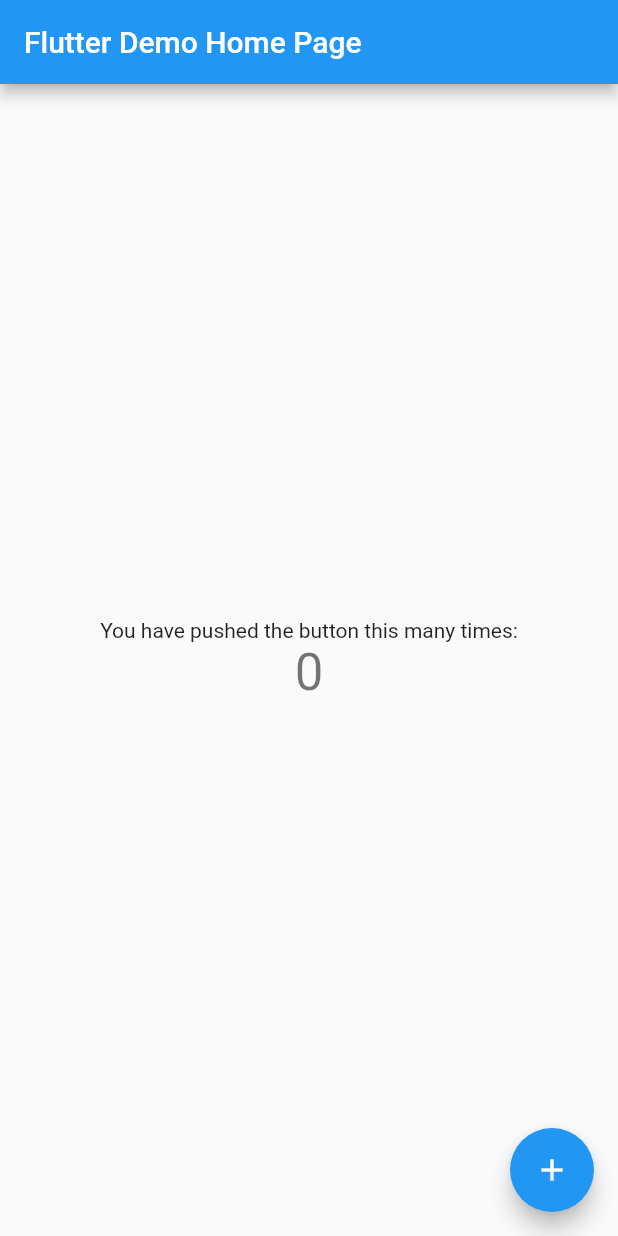
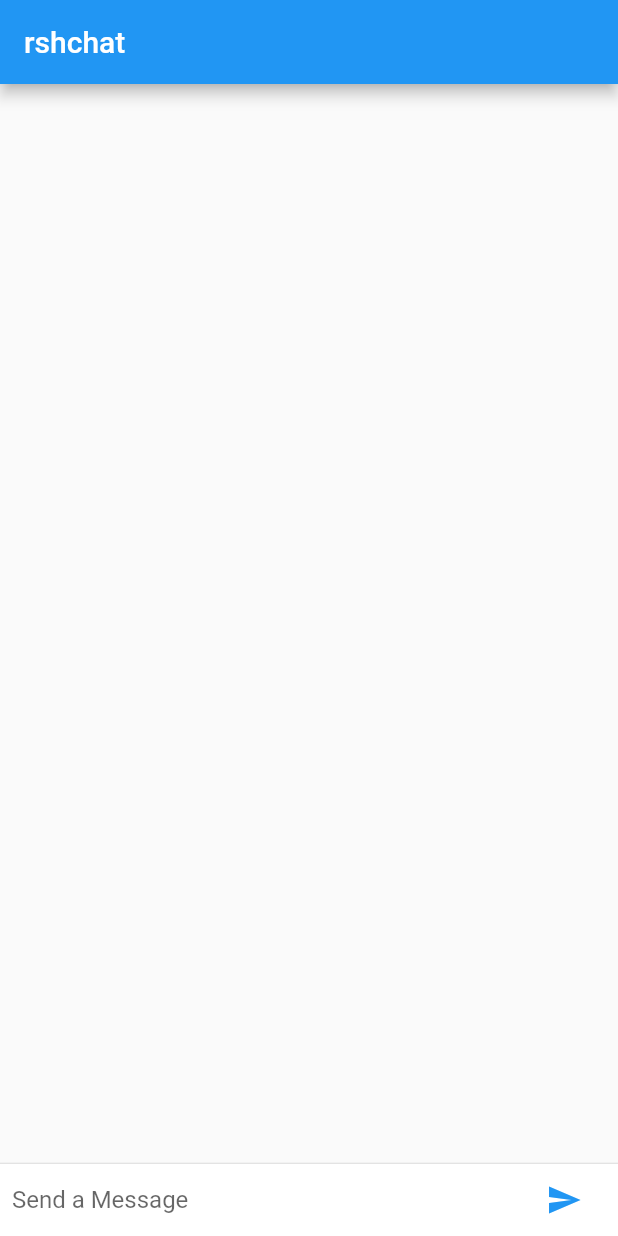
Before and after one commit to AgentTango/flutter-reference, a Flutter app: the screen it shows after launch, on a phone screen of 412 x 824 dp. Run offline on Flutter 3.47's test engine with Material 2 defaults, Android fonts, the phone set to English and light mode, and no system bars.

Commit message:
Basic Chat and UI

```diff
--- /dev/null
+++ b/chatapp/lib/chat_message.dart
@@ -0,0 +1,43 @@
+import 'package:flutter/material.dart';
+
+const String _name = "Rishi";
+
+class ChatMessage extends StatelessWidget {
+
+  final String text;
+
+  ChatMessage({this.text});
+
+  @override
+  Widget build(BuildContext context) {
+    return new Container(
+      margin: EdgeInsets.symmetric(vertical: 10.0),
+      child: new Row(
+        crossAxisAlignment: CrossAxisAlignment.start,
+        children: <Widget>[
+          new Container(
+            margin: const EdgeInsets.only(right: 16.0),
+            child: new CircleAvatar(
+              child: new Text(_name[0]),
+            ),
+          ),
+          new Column(
+            crossAxisAlignment: CrossAxisAlignment.start,
+            children: <Widget>[
+              new Text(
+                _name,
+                style: Theme.of(context).textTheme.subhead,
+              ),
+              new Container(
+                margin: const EdgeInsets.only(
+                  top: 5.0,
+                ),
+                child: new Text(text),
+              ),
+            ],
+          ),
+        ],
+      ),
+    );
+  }
+}
--- /dev/null
+++ b/chatapp/lib/chat_screen.dart
@@ -0,0 +1,82 @@
+import 'package:flutter/material.dart';
+import 'package:chatapp/chat_message.dart';
+
+class ChatScreen extends StatefulWidget {
+  @override
+  State createState() => new ChatScreenState();
+}
+
+class ChatScreenState extends State<ChatScreen> {
+  final TextEditingController _textController = new TextEditingController();
+
+  final List<ChatMessage> _messages = <ChatMessage>[];
+
+  void _handleSubmit(String text) {
+    // After sending message,
+    // Text gets automatically cleared
+    _textController.clear();
+
+    ChatMessage message = new ChatMessage(
+      text: text,
+    );
+
+    setState(() {
+          _messages.insert(0, message);
+        });
+  }
+
+  Widget _textComposerWidget() {
+    return new IconTheme(
+      data: new IconThemeData(color: Colors.blue),
+      child: new Container(
+        margin: const EdgeInsets.symmetric(
+          horizontal: 8.0,
+        ),
+        child: new Row(
+          children: <Widget>[
+            new Flexible(
+              child: new TextField(
+                decoration: new InputDecoration.collapsed(
+                  hintText: "Send a Message",
+                ),
+                controller: _textController,
+                onSubmitted: _handleSubmit,
+              ),
+            ),
+            new Container(
+                margin: const EdgeInsets.symmetric(horizontal: 4.0),
+                child: new IconButton(
+                  icon: new Icon(Icons.send),
+                  onPressed: () => _handleSubmit(_textController.text),
+                )),
+          ],
+        ),
+      ),
+    );
+  }
+
+  @override
+  Widget build(BuildContext context) {
+    return new Column(
+        children: <Widget>[
+          new Flexible(
+            child: new ListView.builder(
+              padding: new EdgeInsets.all(8.0),
+              reverse: true,
+              itemBuilder: (_, int index) => _messages[index],
+              itemCount: _messages.length,
+            ),
+          ),
+          new Divider(
+            height: 1.0,
+          ),
+          new Container(
+            decoration: new BoxDecoration(
+              color: Theme.of(context).cardColor,
+            ),
+            child: _textComposerWidget(),
+          )
+        ],
+      );
+  }
+}
--- /dev/null
+++ b/chatapp/lib/home_page.dart
@@ -0,0 +1,15 @@
+import 'package:flutter/material.dart';
+import 'package:chatapp/chat_screen.dart';
+import 'package:chatapp/chat_message.dart';
+
+class HomePage extends StatelessWidget {
+  @override
+  Widget build(BuildContext context) {
+    return new Scaffold(
+      appBar: new AppBar(
+        title: new Text("rshchat"),
+      ),
+      body: new ChatScreen(),
+    );
+  }
+}
--- a/chatapp/lib/main.dart
+++ b/chatapp/lib/main.dart
@@ -1,109 +1,15 @@
 import 'package:flutter/material.dart';
+import 'package:chatapp/home_page.dart';
 
 void main() => runApp(new MyApp());
 
 class MyApp extends StatelessWidget {
-  // This widget is the root of your application.
+
   @override
   Widget build(BuildContext context) {
     return new MaterialApp(
-      title: 'Flutter Demo',
-      theme: new ThemeData(
-        // This is the theme of your application.
-        //
-        // Try running your application with "flutter run". You'll see the
-        // application has a blue toolbar. Then, without quitting the app, try
-        // changing the primarySwatch below to Colors.green and then invoke
-        // "hot reload" (press "r" in the console where you ran "flutter run",
-        // or press Run > Flutter Hot Reload in IntelliJ). Notice that the
-        // counter didn't reset back to zero; the application is not restarted.
-        primarySwatch: Colors.blue,
-      ),
-      home: new MyHomePage(title: 'Flutter Demo Home Page'),
+      title: "RSHCHAT",
+      home: new HomePage(),
     );
   }
 }
-
-class MyHomePage extends StatefulWidget {
-  MyHomePage({Key key, this.title}) : super(key: key);
-
-  // This widget is the home page of your application. It is stateful, meaning
-  // that it has a State object (defined below) that contains fields that affect
-  // how it looks.
-
-  // This class is the configuration for the state. It holds the values (in this
-  // case the title) provided by the parent (in this case the App widget) and
-  // used by the build method of the State. Fields in a Widget subclass are
-  // always marked "final".
-
-  final String title;
-
-  @override
-  _MyHomePageState createState() => new _MyHomePageState();
-}
-
-class _MyHomePageState extends State<MyHomePage> {
-  int _counter = 0;
-
-  void _incrementCounter() {
-    setState(() {
-      // This call to setState tells the Flutter framework that something has
-      // changed in this State, which causes it to rerun the build method below
-      // so that the display can reflect the updated values. If we changed
-      // _counter without calling setState(), then the build method would not be
-      // called again, and so nothing would appear to happen.
-      _counter++;
-    });
-  }
-
-  @override
-  Widget build(BuildContext context) {
-    // This method is rerun every time setState is called, for instance as done
-    // by the _incrementCounter method above.
-    //
-    // The Flutter framework has been optimized to make rerunning build methods
-    // fast, so that you can just rebuild anything that needs updating rather
-    // than having to individually change instances of widgets.
-    return new Scaffold(
-      appBar: new AppBar(
-        // Here we take the value from the MyHomePage object that was created by
-        // the App.build method, and use it to set our appbar title.
-        title: new Text(widget.title),
-      ),
-      body: new Center(
-        // Center is a layout widget. It takes a single child and positions it
-        // in the middle of the parent.
-        child: new Column(
-          // Column is also layout widget. It takes a list of children and
-          // arranges them vertically. By default, it sizes itself to fit its
-          // children horizontally, and tries to be as tall as its parent.
-          //
-          // Invoke "debug paint" (press "p" in the console where you ran
-          // "flutter run", or select "Toggle Debug Paint" from the Flutter tool
-          // window in IntelliJ) to see the wireframe for each widget.
-          //
-          // Column has various properties to control how it sizes itself and
-          // how it positions its children. Here we use mainAxisAlignment to
-          // center the children vertically; the main axis here is the vertical
-          // axis because Columns are vertical (the cross axis would be
-          // horizontal).
-          mainAxisAlignment: MainAxisAlignment.center,
-          children: <Widget>[
-            new Text(
-              'You have pushed the button this many times:',
-            ),
-            new Text(
-              '$_counter',
-              style: Theme.of(context).textTheme.display1,
-            ),
-          ],
-        ),
-      ),
-      floatingActionButton: new FloatingActionButton(
-        onPressed: _incrementCounter,
-        tooltip: 'Increment',
-        child: new Icon(Icons.add),
-      ), // This trailing comma makes auto-formatting nicer for build methods.
-    );
-  }
-}
```
